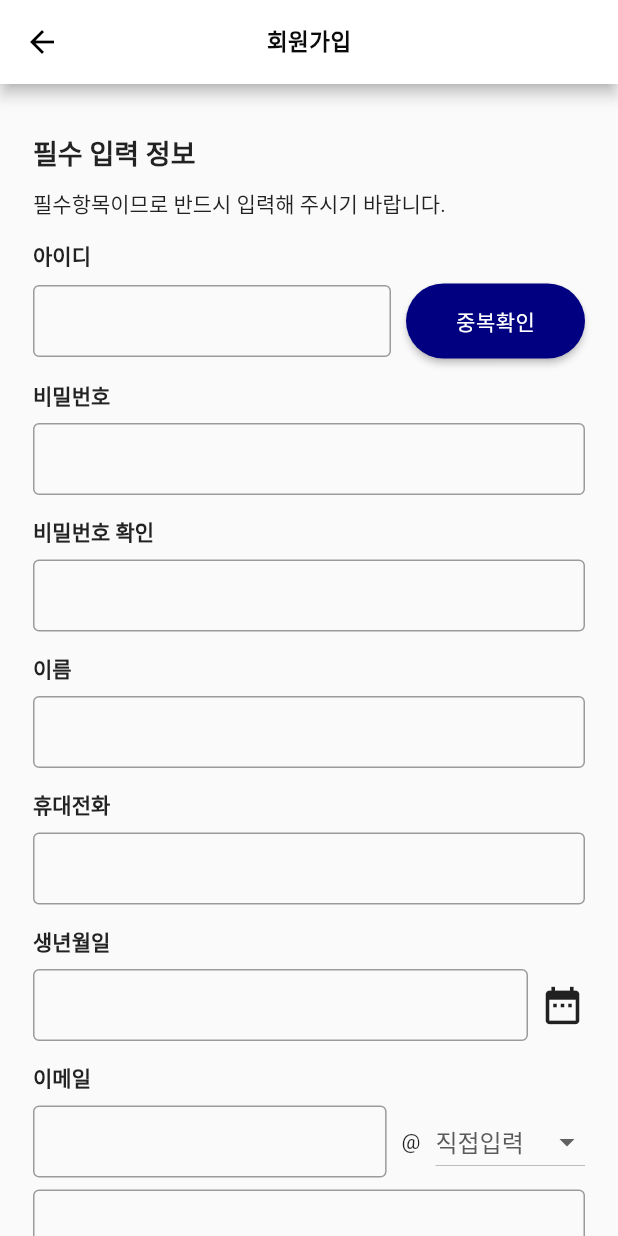
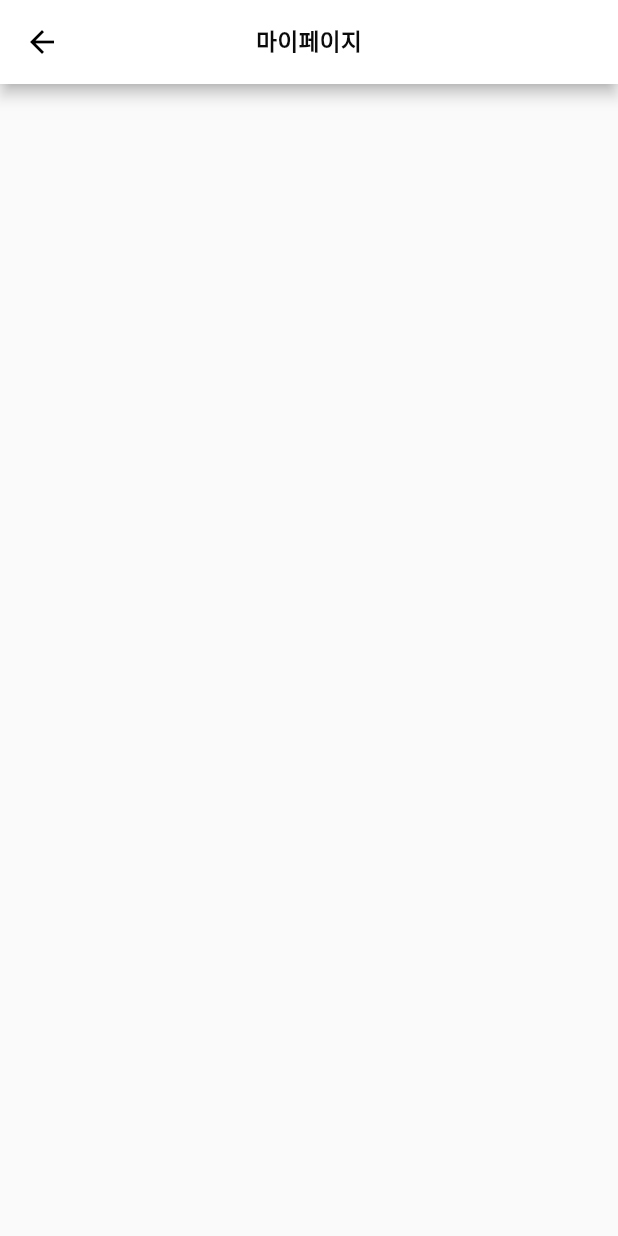
Before and after one commit to metasoft-official/beautycare-kiosk, a Flutter app: the screen it shows after launch, after a tap on the "person" icon, on a phone screen of 412 x 824 dp. Run offline on Flutter 3.47's test engine with Material 2 defaults, Android fonts, the phone set to English and light mode, and no system bars; our stand-ins replace dio, flutter_hooks, flutter_secure_storage, freezed_annotation, go_router, hooks_riverpod and 1 more; generated files the repository leaves out were written again; network calls fail; Roboto replaces fonts that are missing (Kufam, NotoSansKR, noto_sans_kr).

Commit message:
feat : 마이페이지 추가

```diff
--- a/lib/common/const/router.dart
+++ b/lib/common/const/router.dart
@@ -3,6 +3,8 @@ import 'package:go_router/go_router.dart';
 import 'package:riverpod_project/common/view/home_page.dart';
 import 'package:riverpod_project/common/view/login_page.dart';
 import 'package:riverpod_project/common/view/register_page.dart';
+
+import '../view/mypage_page.dart';
 
 final GoRouter router = GoRouter(
   routes: [
@@ -20,5 +22,10 @@ final GoRouter router = GoRouter(
       name: RegisterPage.routeName,
       builder: (context, state) => const RegisterPage(),
     ),
+    GoRoute(
+      path: '/mypage',
+      name: MypagePage.routeName,
+      builder: (context, state) => const MypagePage(),
+    ),
   ],
 );
--- a/lib/common/view/home_page.dart
+++ b/lib/common/view/home_page.dart
@@ -1,6 +1,5 @@
 import 'package:flutter/material.dart';
 import 'package:go_router/go_router.dart';
-import 'package:flutter/material.dart';
 
 class HomePage extends StatelessWidget {
   @override
@@ -17,7 +16,7 @@ class HomePage extends StatelessWidget {
                 icon: const Icon(Icons.login),
               ),
               IconButton(
-                onPressed: () => context.pushNamed('register'),
+                onPressed: () => context.pushNamed('mypage'),
                 icon: const Icon(Icons.person),
               ),
               // const SizedBox(height: 20),
--- a/lib/common/view/login_page.dart
+++ b/lib/common/view/login_page.dart
@@ -61,7 +61,7 @@ class _LoginPageState extends ConsumerState<LoginPage> {
 
     return Scaffold(
       appBar: AppBar(
-        title: Text('Login'),
+        title: const Text('Login'),
       ),
       body: Padding(
         padding: const EdgeInsets.all(16.0),
@@ -99,23 +99,23 @@ class _LoginPageState extends ConsumerState<LoginPage> {
                       });
                     },
                   ),
-                  Text("아이디 저장"),
-                  Spacer(),
+                  const Text("아이디 저장"),
+                  const Spacer(),
                   TextButton(
                     onPressed: () {
                       // Respond to button press
                       //
                     },
-                    child: Text("아이디 찾기"),
+                    child: const Text("아이디 찾기"),
                   ),
-                  Text('|'),
+                  const Text('|'),
                   TextButton(
                     // style: AppButtonTheme.basicTextButtonTheme,
                     onPressed: () {
                       // Respond to button press
                       //
                     },
-                    child: Text("비밀번호 찾기"),
+                    child: const Text("비밀번호 찾기"),
                   )
                 ],
               ),
@@ -124,7 +124,7 @@ class _LoginPageState extends ConsumerState<LoginPage> {
             if (userState.error != null)
               Text(
                 userState.error!,
-                style: TextStyle(color: Colors.red),
+                style: const TextStyle(color: Colors.red),
               ),
 
             Container(
@@ -145,7 +145,7 @@ class _LoginPageState extends ConsumerState<LoginPage> {
                                 _passwordController.text,
                               );
                         },
-                        child: Text('로그인'),
+                        child: const Text('로그인'),
                       ),
                     ),
                     Container(
--- /dev/null
+++ b/lib/common/view/mypage_page.dart
@@ -0,0 +1,14 @@
+import 'package:flutter/material.dart';
+
+class MypagePage extends StatelessWidget {
+  const MypagePage({Key? key}) : super(key: key);
+  static String get routeName => 'mypage';
+
+  @override
+  Widget build(BuildContext context) {
+    return Scaffold(
+      appBar: AppBar(title: const Text('마이페이지')),
+      body: const SafeArea(child: SingleChildScrollView()),
+    );
+  }
+}
```
